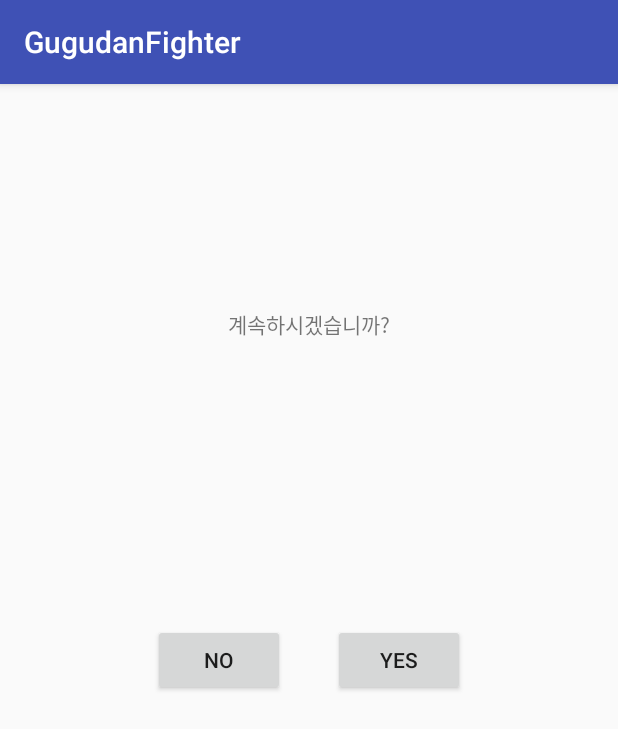
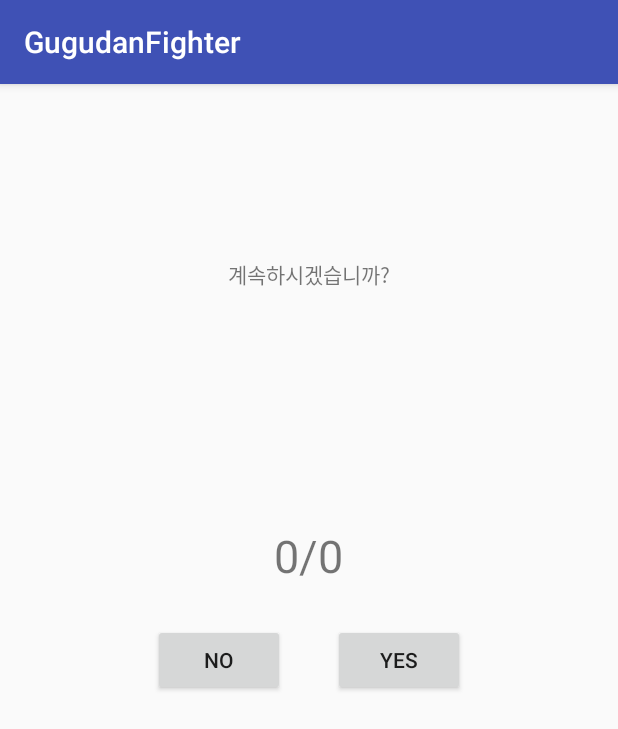
Before and after one commit to motherfather/GugudanFighter, an Android app: the ResultActivity screen opened directly, with no data from a screen before it, on a phone screen of 412 x 824 dp. Shown: the top 729 px of the screen. Run offline under Robolectric (Android 15) with nearby library versions, the phone set to English and light mode, and no system bars.

Commit message:
얼추 성공..? 매번 스코어 초기화 따로 안시키는 방법좀...

```diff
--- a/app/src/main/AndroidManifest.xml
+++ b/app/src/main/AndroidManifest.xml
@@ -18,7 +18,7 @@
         <activity android:name=".HelpActivity" />
         <activity android:name=".RecordActivity" />
         <activity android:name=".ResultActivity" />
-        <activity android:name=".GameActivity"></activity>
+        <activity android:name=".GameActivity" />
     </application>
 
 </manifest>
--- a/app/src/main/java/com/bit2016/gugudanfighter/RecordActivity.java
+++ b/app/src/main/java/com/bit2016/gugudanfighter/RecordActivity.java
@@ -2,6 +2,8 @@ package com.bit2016.gugudanfighter;
 
 import android.support.v7.app.AppCompatActivity;
 import android.os.Bundle;
+
+import org.w3c.dom.Text;
 
 public class RecordActivity extends AppCompatActivity {
 
--- a/app/src/main/java/com/bit2016/gugudanfighter/ResultActivity.java
+++ b/app/src/main/java/com/bit2016/gugudanfighter/ResultActivity.java
@@ -5,6 +5,7 @@ import android.support.v7.app.AppCompatActivity;
 import android.os.Bundle;
 import android.view.View;
 import android.widget.Button;
+import android.widget.TextView;
 
 public class ResultActivity extends AppCompatActivity {
 
@@ -13,18 +14,24 @@ public class ResultActivity extends AppCompatActivity {
         super.onCreate(savedInstanceState);
         setContentView(R.layout.activity_result);
 
-        Button button1 = (Button)findViewById(R.id.button_no);
-        Button button2 = (Button)findViewById(R.id.button_yes);
-        button1.setOnClickListener(new View.OnClickListener() {
+        // 점수 받기
+        Intent intent = getIntent();
+        int total = intent.getIntExtra("total", 0);
+        int corr = intent.getIntExtra("corr", 0);
+
+        // 점수 표시
+        ((TextView)findViewById(R.id.textView_score)).setText(corr + "/" + total);
+
+        Button button_no = (Button)findViewById(R.id.button_no);
+        Button button_yes = (Button)findViewById(R.id.button_yes);
+        button_no.setOnClickListener(new View.OnClickListener() {
             @Override
             public void onClick(View view) {
-                Intent intent = new Intent(ResultActivity.this, MainActivity.class);
-                startActivity(intent);
                 finish();
             }
         });
 
-        button2.setOnClickListener(new View.OnClickListener() {
+        button_yes.setOnClickListener(new View.OnClickListener() {
             @Override
             public void onClick(View view) {
                 Intent intent = new Intent(ResultActivity.this, GameActivity.class);
--- a/app/src/main/res/layout/activity_result.xml
+++ b/app/src/main/res/layout/activity_result.xml
@@ -16,7 +16,7 @@
         android:layout_height="wrap_content"
         android:layout_alignParentTop="true"
         android:layout_centerHorizontal="true"
-        android:layout_marginTop="133dp"
+        android:layout_marginTop="100dp"
         android:text="계속하시겠습니까?" />
 
     <Button
@@ -37,4 +37,14 @@
         android:layout_alignStart="@+id/textView4"
         android:layout_marginStart="70dp"
         android:text="YES" />
+
+    <TextView
+        android:text="88/88"
+        android:layout_width="wrap_content"
+        android:layout_height="wrap_content"
+        android:textSize="30sp"
+        android:id="@+id/textView_score"
+        android:layout_marginBottom="25dp"
+        android:layout_above="@+id/button_no"
+        android:layout_centerHorizontal="true" />
 </RelativeLayout>
```
Also changed, not shown: app/src/main/java/com/bit2016/gugudanfighter/GameActivity.java (+35 -14 lines), app/src/main/java/com/bit2016/gugudanfighter/GameActivity_2.java (deleted, +0 -140 lines), app/src/main/java/com/bit2016/gugudanfighter/test/SetTest.java (+32 -43 lines).
